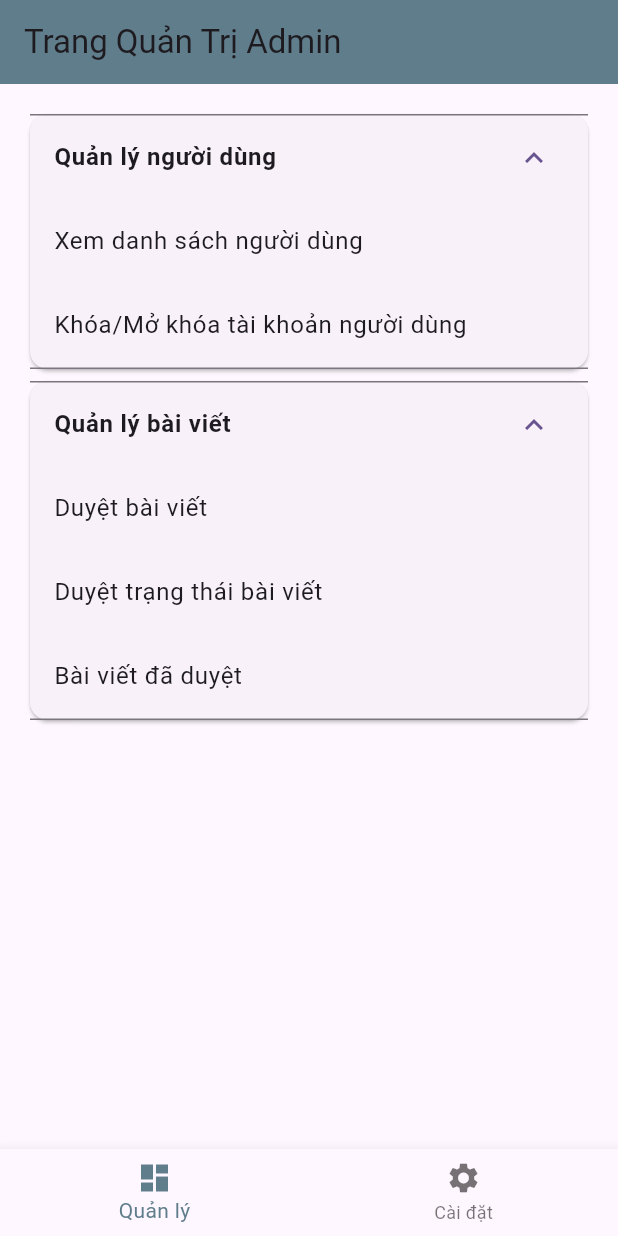
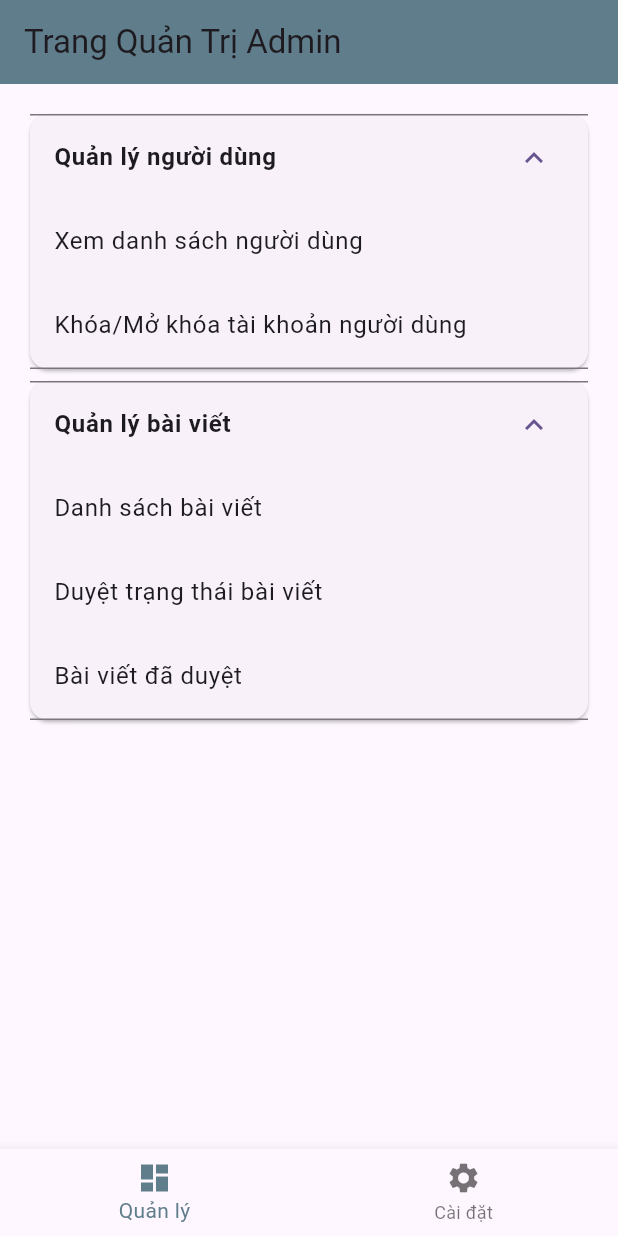
Before and after one commit to Hieuhocit03/DoAnLTD-_CT2, a Flutter app: the screen it shows after launch, after a tap on "Quản lý người dùng", after a tap on "Quản lý bài viết", on a phone screen of 412 x 824 dp. Run offline on Flutter 3.47's test engine with Material 3 defaults, Android fonts, the phone set to English and light mode, and no system bars.

Commit message:
upload giao dien admin v1

```diff
--- a/lib/srceens/home_admin.dart
+++ b/lib/srceens/home_admin.dart
@@ -83,7 +83,7 @@ class _HomeAdminPageState extends State<HomeAdminPage> {
               },
               children: [
                 ListTile(
-                  title: Text('Duyệt bài viết'),
+                  title: Text('Danh sách bài viết'),
                   onTap: () {
                     // Navigate to post approval page
                   },
```
